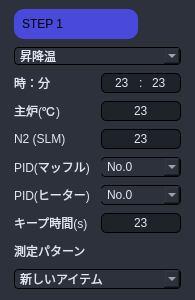
This is Source code/gui_main/gui/widgets/py_pattern/temp_pattern.ui in coolandy345/MS4371 as Qt 5 draws it before an edit. The edited form follows.
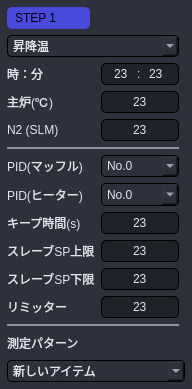
This is the edited form.

```diff
--- a/Source code/gui_main/gui/widgets/py_pattern/temp_pattern.ui
+++ b/Source code/gui_main/gui/widgets/py_pattern/temp_pattern.ui
@@ -6,26 +6,26 @@
    <rect>
     <x>0</x>
     <y>0</y>
-    <width>195</width>
-    <height>300</height>
+    <width>192</width>
+    <height>389</height>
    </rect>
   </property>
   <property name="sizePolicy">
-   <sizepolicy hsizetype="Preferred" vsizetype="Fixed">
+   <sizepolicy hsizetype="Preferred" vsizetype="Preferred">
     <horstretch>0</horstretch>
     <verstretch>0</verstretch>
    </sizepolicy>
   </property>
   <property name="minimumSize">
    <size>
-    <width>195</width>
-    <height>300</height>
+    <width>0</width>
+    <height>0</height>
    </size>
   </property>
   <property name="maximumSize">
    <size>
-    <width>195</width>
-    <height>318</height>
+    <width>16777215</width>
+    <height>16777215</height>
    </size>
   </property>
   <property name="windowTitle">
@@ -48,6 +48,9 @@
    <property name="bottomMargin">
     <number>0</number>
    </property>
+   <property name="spacing">
+    <number>0</number>
+   </property>
    <item row="0" column="0">
     <widget class="QStackedWidget" name="page">
      <property name="styleSheet">
@@ -120,28 +123,218 @@
       </property>
       <layout class="QGridLayout" name="gridLayout_4">
        <property name="leftMargin">
-        <number>9</number>
+        <number>2</number>
        </property>
        <property name="topMargin">
         <number>2</number>
        </property>
        <property name="rightMargin">
-        <number>9</number>
+        <number>2</number>
        </property>
        <property name="bottomMargin">
         <number>2</number>
        </property>
+       <property name="spacing">
+        <number>6</number>
+       </property>
+       <item row="9" column="1">
+        <widget class="QComboBox" name="PID_muffle_comboBox">
+         <property name="sizePolicy">
+          <sizepolicy hsizetype="Preferred" vsizetype="Preferred">
+           <horstretch>0</horstretch>
+           <verstretch>0</verstretch>
+          </sizepolicy>
+         </property>
+         <property name="minimumSize">
+          <size>
+           <width>0</width>
+           <height>0</height>
+          </size>
+         </property>
+         <property name="maximumSize">
+          <size>
+           <width>16777215</width>
+           <height>16777215</height>
+          </size>
+         </property>
+         <property name="styleSheet">
+          <string notr="true">font:12px &quot;游ゴシック&quot;;
+color: rgb(225, 230, 241);
+padding-left:5px;
+padding-right:5px;
+border-width: 1px;
+border-style: solid;
+border-radius: 4px;</string>
+         </property>
+         <property name="currentIndex">
+          <number>0</number>
+         </property>
+         <property name="maxVisibleItems">
+          <number>5</number>
+         </property>
+         <item>
+          <property name="text">
+           <string>No.0</string>
+          </property>
+         </item>
+         <item>
+          <property name="text">
+           <string>No.1</string>
+          </property>
+         </item>
+         <item>
+          <property name="text">
+           <string>No.2</string>
+          </property>
+         </item>
+         <item>
+          <property name="text">
+           <string>No.3</string>
+          </property>
+         </item>
+         <item>
+          <property name="text">
+           <string>No.4</string>
+          </property>
+         </item>
+        </widget>
+       </item>
+       <item row="12" column="1">
+        <widget class="QSpinBox" name="KeepTime_lineEdit_2">
+         <property name="sizePolicy">
+          <sizepolicy hsizetype="Preferred" vsizetype="Preferred">
+           <horstretch>0</horstretch>
+           <verstretch>0</verstretch>
+          </sizepolicy>
+         </property>
+         <property name="minimumSize">
+          <size>
+           <width>0</width>
+           <height>0</height>
+          </size>
+         </property>
+         <property name="maximumSize">
+          <size>
+           <width>16777215</width>
+           <height>16777215</height>
+          </size>
+         </property>
+         <property name="mouseTracking">
+          <bool>false</bool>
+         </property>
+         <property name="styleSheet">
+          <string notr="true">background-color: rgba(0, 0, 0,80);
+color: rgb(225, 230, 241);
+border-width: 1px;
+border-style: solid;
+border-radius: 5px;
+padding-left:5px;
+padding-right:5px;
+font: 12px &quot;游ゴシック&quot;;</string>
+         </property>
+         <property name="frame">
+          <bool>true</bool>
+         </property>
+         <property name="alignment">
+          <set>Qt::AlignCenter</set>
+         </property>
+         <property name="buttonSymbols">
+          <enum>QAbstractSpinBox::NoButtons</enum>
+         </property>
+         <property name="maximum">
+          <number>999</number>
+         </property>
+         <property name="stepType">
+          <enum>QAbstractSpinBox::DefaultStepType</enum>
+         </property>
+         <property name="value">
+          <number>23</number>
+         </property>
+        </widget>
+       </item>
+       <item row="14" column="0">
+        <widget class="QLabel" name="KeepTime_label_4">
+         <property name="minimumSize">
+          <size>
+           <width>0</width>
+           <height>0</height>
+          </size>
+         </property>
+         <property name="maximumSize">
+          <size>
+           <width>16777215</width>
+           <height>16777215</height>
+          </size>
+         </property>
+         <property name="styleSheet">
+          <string notr="true">
+color: rgb(225, 230, 241);
+border:none;</string>
+         </property>
+         <property name="text">
+          <string>リミッター</string>
+         </property>
+        </widget>
+       </item>
+       <item row="10" column="0">
+        <widget class="QLabel" name="PID_heater_label">
+         <property name="minimumSize">
+          <size>
+           <width>0</width>
+           <height>0</height>
+          </size>
+         </property>
+         <property name="maximumSize">
+          <size>
+           <width>16777215</width>
+           <height>16777215</height>
+          </size>
+         </property>
+         <property name="styleSheet">
+          <string notr="true">
+color: rgb(225, 230, 241);
+border:none;</string>
+         </property>
+         <property name="text">
+          <string>PID(ヒーター)</string>
+         </property>
+        </widget>
+       </item>
+       <item row="11" column="0">
+        <widget class="QLabel" name="KeepTime_label_2">
+         <property name="minimumSize">
+          <size>
+           <width>0</width>
+           <height>0</height>
+          </size>
+         </property>
+         <property name="maximumSize">
+          <size>
+           <width>16777215</width>
+           <height>16777215</height>
+          </size>
+         </property>
+         <property name="styleSheet">
+          <string notr="true">
+color: rgb(225, 230, 241);
+border:none;</string>
+         </property>
+         <property name="text">
+          <string>キープ時間(s)</string>
+         </property>
+        </widget>
+       </item>
        <item row="6" column="0">
         <widget class="QLabel" name="N2_label">
          <property name="minimumSize">
           <size>
-           <width>90</width>
+           <width>0</width>
            <height>0</height>
           </size>
          </property>
          <property name="maximumSize">
           <size>
-           <width>90</width>
+           <width>16777215</width>
            <height>16777215</height>
           </size>
          </property>
@@ -155,248 +348,60 @@
          </property>
         </widget>
        </item>
-       <item row="8" column="1" colspan="2">
-        <widget class="QComboBox" name="PID_muffle_comboBox">
-         <property name="minimumSize">
-          <size>
-           <width>80</width>
-           <height>20</height>
-          </size>
+       <item row="21" column="0" colspan="3">
+        <widget class="QComboBox" name="TestPattern_comboBox">
+         <property name="sizePolicy">
+          <sizepolicy hsizetype="Preferred" vsizetype="Preferred">
+           <horstretch>0</horstretch>
+           <verstretch>0</verstretch>
+          </sizepolicy>
          </property>
-         <property name="maximumSize">
-          <size>
-           <width>16777215</width>
-           <height>20</height>
-          </size>
-         </property>
-         <property name="styleSheet">
-          <string notr="true">font:13px &quot;游ゴシック&quot;;
-color: rgb(225, 230, 241);
-padding-left:5px;
-padding-right:5px;
-border-width: 1px;
-border-style: solid;
-border-radius: 4px;</string>
-         </property>
-         <property name="currentIndex">
-          <number>0</number>
-         </property>
-         <property name="maxVisibleItems">
-          <number>5</number>
-         </property>
-         <item>
-          <property name="text">
-           <string>No.0</string>
-          </property>
-         </item>
-         <item>
-          <property name="text">
-           <string>No.1</string>
-          </property>
-         </item>
-         <item>
-          <property name="text">
-           <string>No.2</string>
-          </property>
-         </item>
-         <item>
-          <property name="text">
-           <string>No.3</string>
-          </property>
-         </item>
-         <item>
-          <property name="text">
-           <string>No.4</string>
-          </property>
-         </item>
-        </widget>
-       </item>
-       <item row="5" column="1" colspan="2">
-        <widget class="QSpinBox" name="SV_lineEdit">
          <property name="minimumSize">
           <size>
-           <width>80</width>
-           <height>20</height>
-          </size>
-         </property>
-         <property name="maximumSize">
-          <size>
-           <width>16777215</width>
-           <height>20</height>
-          </size>
-         </property>
-         <property name="mouseTracking">
-          <bool>false</bool>
-         </property>
-         <property name="styleSheet">
-          <string notr="true">background-color: rgba(0, 0, 0,80);
-color: rgb(225, 230, 241);
-border-width: 1px;
-border-style: solid;
-border-radius: 5px;
-padding-left:5px;
-padding-right:5px;
-font: 12px &quot;游ゴシック&quot;;</string>
-         </property>
-         <property name="frame">
-          <bool>true</bool>
-         </property>
-         <property name="alignment">
-          <set>Qt::AlignCenter</set>
-         </property>
-         <property name="buttonSymbols">
-          <enum>QAbstractSpinBox::NoButtons</enum>
-         </property>
-         <property name="maximum">
-          <number>999</number>
-         </property>
-         <property name="stepType">
-          <enum>QAbstractSpinBox::DefaultStepType</enum>
-         </property>
-         <property name="value">
-          <number>23</number>
-         </property>
-        </widget>
-       </item>
-       <item row="9" column="1" colspan="2">
-        <widget class="QComboBox" name="PID_heater_comboBox">
-         <property name="minimumSize">
-          <size>
-           <width>80</width>
-           <height>20</height>
-          </size>
-         </property>
-         <property name="maximumSize">
-          <size>
-           <width>16777215</width>
-           <height>20</height>
-          </size>
-         </property>
-         <property name="styleSheet">
-          <string notr="true">font:13px &quot;游ゴシック&quot;;
-color: rgb(225, 230, 241);
-padding-left:5px;
-padding-right:5px;
-border-width: 1px;
-border-style: solid;
-border-radius: 4px;</string>
-         </property>
-         <property name="currentIndex">
-          <number>0</number>
-         </property>
-         <property name="maxVisibleItems">
-          <number>5</number>
-         </property>
-         <item>
-          <property name="text">
-           <string>No.0</string>
-          </property>
-         </item>
-         <item>
-          <property name="text">
-           <string>No.1</string>
-          </property>
-         </item>
-         <item>
-          <property name="text">
-           <string>No.2</string>
-          </property>
-         </item>
-         <item>
-          <property name="text">
-           <string>No.3</string>
-          </property>
-         </item>
-         <item>
-          <property name="text">
-           <string>No.4</string>
-          </property>
-         </item>
-        </widget>
-       </item>
-       <item row="2" column="0">
-        <widget class="QLabel" name="Time_label">
-         <property name="minimumSize">
-          <size>
-           <width>80</width>
+           <width>0</width>
            <height>0</height>
           </size>
          </property>
          <property name="maximumSize">
           <size>
-           <width>80</width>
+           <width>16777215</width>
            <height>16777215</height>
           </size>
          </property>
          <property name="styleSheet">
           <string notr="true">font:13px &quot;游ゴシック&quot;;
 color: rgb(225, 230, 241);
-border:none;</string>
-         </property>
-         <property name="text">
-          <string>時：分</string>
-         </property>
-        </widget>
-       </item>
-       <item row="6" column="1" colspan="2">
-        <widget class="QSpinBox" name="N2_lineEdit">
-         <property name="minimumSize">
-          <size>
-           <width>80</width>
-           <height>20</height>
-          </size>
-         </property>
-         <property name="maximumSize">
-          <size>
-           <width>16777215</width>
-           <height>20</height>
-          </size>
-         </property>
-         <property name="mouseTracking">
-          <bool>false</bool>
-         </property>
-         <property name="styleSheet">
-          <string notr="true">background-color: rgba(0, 0, 0,80);
-color: rgb(225, 230, 241);
-border-width: 1px;
-border-style: solid;
-border-radius: 5px;
 padding-left:5px;
 padding-right:5px;
-font: 12px &quot;游ゴシック&quot;;</string>
+border-width: 1px;
+border-style: solid;
+border-radius: 4px;</string>
          </property>
-         <property name="frame">
-          <bool>true</bool>
+         <property name="currentIndex">
+          <number>0</number>
          </property>
-         <property name="alignment">
-          <set>Qt::AlignCenter</set>
+         <property name="maxVisibleItems">
+          <number>5</number>
          </property>
-         <property name="buttonSymbols">
-          <enum>QAbstractSpinBox::NoButtons</enum>
-         </property>
-         <property name="maximum">
-          <number>999</number>
-         </property>
-         <property name="stepType">
-          <enum>QAbstractSpinBox::DefaultStepType</enum>
-         </property>
-         <property name="value">
-          <number>23</number>
-         </property>
+         <item>
+          <property name="text">
+           <string>新しいアイテム</string>
+          </property>
+         </item>
         </widget>
        </item>
-       <item row="2" column="1" colspan="2">
+       <item row="2" column="1">
         <widget class="QFrame" name="time_frame">
          <property name="minimumSize">
           <size>
-           <width>80</width>
-           <height>20</height>
+           <width>0</width>
+           <height>0</height>
           </size>
          </property>
          <property name="maximumSize">
           <size>
            <width>16777215</width>
-           <height>20</height>
+           <height>16777215</height>
           </size>
          </property>
          <property name="styleSheet">
@@ -439,13 +444,13 @@
             <property name="minimumSize">
              <size>
               <width>18</width>
-              <height>18</height>
+              <height>0</height>
              </size>
             </property>
             <property name="maximumSize">
              <size>
               <width>18</width>
-              <height>18</height>
+              <height>16777215</height>
              </size>
             </property>
             <property name="mouseTracking">
@@ -480,7 +485,7 @@
             <property name="maximumSize">
              <size>
               <width>3</width>
-              <height>18</height>
+              <height>16777215</height>
              </size>
             </property>
             <property name="styleSheet">
@@ -503,13 +508,13 @@
             <property name="minimumSize">
              <size>
               <width>18</width>
-              <height>18</height>
+              <height>0</height>
              </size>
             </property>
             <property name="maximumSize">
              <size>
               <width>18</width>
-              <height>18</height>
+              <height>16777215</height>
              </size>
             </property>
             <property name="mouseTracking">
@@ -542,44 +547,17 @@
          </layout>
         </widget>
        </item>
-       <item row="0" column="0" colspan="2">
-        <widget class="QLabel" name="Step_label">
+       <item row="2" column="0">
+        <widget class="QLabel" name="Time_label">
          <property name="minimumSize">
           <size>
            <width>0</width>
-           <height>30</height>
-          </size>
-         </property>
-         <property name="maximumSize">
-          <size>
-           <width>16777215</width>
-           <height>30</height>
-          </size>
-         </property>
-         <property name="styleSheet">
-          <string notr="true">font:17px &quot;游ゴシック&quot;;
-color: rgb(0, 0, 0);
-padding-left:5px;
-
-background-color: rgb(73, 73, 220);
-border:none;</string>
-         </property>
-         <property name="text">
-          <string>STEP 1</string>
-         </property>
-        </widget>
-       </item>
-       <item row="9" column="0">
-        <widget class="QLabel" name="PID_heater_label">
-         <property name="minimumSize">
-          <size>
-           <width>90</width>
            <height>0</height>
           </size>
          </property>
          <property name="maximumSize">
           <size>
-           <width>90</width>
+           <width>16777215</width>
            <height>16777215</height>
           </size>
          </property>
@@ -589,50 +567,53 @@
 border:none;</string>
          </property>
          <property name="text">
-          <string>PID(ヒーター)</string>
+          <string>時：分</string>
          </property>
         </widget>
        </item>
-       <item row="1" column="0" colspan="3">
-        <widget class="QComboBox" name="Type_comboBox">
+       <item row="7" column="0" colspan="2">
+        <widget class="QFrame" name="frame_5">
+         <property name="minimumSize">
+          <size>
+           <width>0</width>
+           <height>2</height>
+          </size>
+         </property>
+         <property name="maximumSize">
+          <size>
+           <width>16777215</width>
+           <height>2</height>
+          </size>
+         </property>
          <property name="styleSheet">
-          <string notr="true">font:13px &quot;游ゴシック&quot;;
-color: rgb(225, 230, 241);
-padding-left:5px;
-padding-right:5px;
-border-width: 1px;
-border-style: solid;
-border-radius: 4px;</string>
+          <string notr="true">background-color: rgb(141, 145, 156);</string>
          </property>
-         <item>
-          <property name="text">
-           <string>昇降温</string>
-          </property>
-         </item>
-         <item>
-          <property name="text">
-           <string>測定</string>
-          </property>
-         </item>
-         <item>
-          <property name="text">
-           <string>END</string>
-          </property>
-         </item>
+         <property name="frameShape">
+          <enum>QFrame::StyledPanel</enum>
+         </property>
+         <property name="frameShadow">
+          <enum>QFrame::Raised</enum>
+         </property>
         </widget>
        </item>
-       <item row="12" column="1" colspan="2">
+       <item row="11" column="1">
         <widget class="QSpinBox" name="KeepTime_lineEdit">
+         <property name="sizePolicy">
+          <sizepolicy hsizetype="Preferred" vsizetype="Preferred">
+           <horstretch>0</horstretch>
+           <verstretch>0</verstretch>
+          </sizepolicy>
+         </property>
          <property name="minimumSize">
           <size>
-           <width>80</width>
-           <height>20</height>
+           <width>0</width>
+           <height>0</height>
           </size>
          </property>
          <property name="maximumSize">
           <size>
            <width>16777215</width>
-           <height>20</height>
+           <height>16777215</height>
           </size>
          </property>
          <property name="mouseTracking">
@@ -668,17 +649,118 @@
          </property>
         </widget>
        </item>
+       <item row="13" column="1">
+        <widget class="QSpinBox" name="KeepTime_lineEdit_3">
+         <property name="sizePolicy">
+          <sizepolicy hsizetype="Preferred" vsizetype="Preferred">
+           <horstretch>0</horstretch>
+           <verstretch>0</verstretch>
+          </sizepolicy>
+         </property>
+         <property name="minimumSize">
+          <size>
+           <width>0</width>
+           <height>0</height>
+          </size>
+         </property>
+         <property name="maximumSize">
+          <size>
+           <width>16777215</width>
+           <height>16777215</height>
+          </size>
+         </property>
+         <property name="mouseTracking">
+          <bool>false</bool>
+         </property>
+         <property name="styleSheet">
+          <string notr="true">background-color: rgba(0, 0, 0,80);
+color: rgb(225, 230, 241);
+border-width: 1px;
+border-style: solid;
+border-radius: 5px;
+padding-left:5px;
+padding-right:5px;
+font: 12px &quot;游ゴシック&quot;;</string>
+         </property>
+         <property name="frame">
+          <bool>true</bool>
+         </property>
+         <property name="alignment">
+          <set>Qt::AlignCenter</set>
+         </property>
+         <property name="buttonSymbols">
+          <enum>QAbstractSpinBox::NoButtons</enum>
+         </property>
+         <property name="maximum">
+          <number>999</number>
+         </property>
+         <property name="stepType">
+          <enum>QAbstractSpinBox::DefaultStepType</enum>
+         </property>
+         <property name="value">
+          <number>23</number>
+         </property>
+        </widget>
+       </item>
+       <item row="9" column="0">
+        <widget class="QLabel" name="PID_muffle_label">
+         <property name="minimumSize">
+          <size>
+           <width>0</width>
+           <height>0</height>
+          </size>
+         </property>
+         <property name="maximumSize">
+          <size>
+           <width>16777215</width>
+           <height>16777215</height>
+          </size>
+         </property>
+         <property name="styleSheet">
+          <string notr="true">
+color: rgb(225, 230, 241);
+border:none;</string>
+         </property>
+         <property name="text">
+          <string>PID(マッフル)</string>
+         </property>
+        </widget>
+       </item>
+       <item row="13" column="0">
+        <widget class="QLabel" name="KeepTime_label_5">
+         <property name="minimumSize">
+          <size>
+           <width>0</width>
+           <height>0</height>
+          </size>
+         </property>
+         <property name="maximumSize">
+          <size>
+           <width>16777215</width>
+           <height>16777215</height>
+          </size>
+         </property>
+         <property name="styleSheet">
+          <string notr="true">
+color: rgb(225, 230, 241);
+border:none;</string>
+         </property>
+         <property name="text">
+          <string>スレーブSP下限</string>
+         </property>
+        </widget>
+       </item>
        <item row="5" column="0">
         <widget class="QLabel" name="SV_label">
          <property name="minimumSize">
           <size>
-           <width>80</width>
+           <width>0</width>
            <height>0</height>
           </size>
          </property>
          <property name="maximumSize">
           <size>
-           <width>80</width>
+           <width>16777215</width>
            <height>16777215</height>
           </size>
          </property>
@@ -692,17 +774,148 @@
          </property>
         </widget>
        </item>
+       <item row="6" column="1">
+        <widget class="QSpinBox" name="N2_lineEdit">
+         <property name="sizePolicy">
+          <sizepolicy hsizetype="Preferred" vsizetype="Preferred">
+           <horstretch>0</horstretch>
+           <verstretch>0</verstretch>
+          </sizepolicy>
+         </property>
+         <property name="minimumSize">
+          <size>
+           <width>0</width>
+           <height>0</height>
+          </size>
+         </property>
+         <property name="maximumSize">
+          <size>
+           <width>16777215</width>
+           <height>16777215</height>
+          </size>
+         </property>
+         <property name="mouseTracking">
+          <bool>false</bool>
+         </property>
+         <property name="styleSheet">
+          <string notr="true">background-color: rgba(0, 0, 0,80);
+color: rgb(225, 230, 241);
+border-width: 1px;
+border-style: solid;
+border-radius: 5px;
+padding-left:5px;
+padding-right:5px;
+font: 12px &quot;游ゴシック&quot;;</string>
+         </property>
+         <property name="frame">
+          <bool>true</bool>
+         </property>
+         <property name="alignment">
+          <set>Qt::AlignCenter</set>
+         </property>
+         <property name="buttonSymbols">
+          <enum>QAbstractSpinBox::NoButtons</enum>
+         </property>
+         <property name="maximum">
+          <number>999</number>
+         </property>
+         <property name="stepType">
+          <enum>QAbstractSpinBox::DefaultStepType</enum>
+         </property>
+         <property name="value">
+          <number>23</number>
+         </property>
+        </widget>
+       </item>
+       <item row="15" column="0" colspan="2">
+        <widget class="QFrame" name="frame_4">
+         <property name="minimumSize">
+          <size>
+           <width>0</width>
+           <height>2</height>
+          </size>
+         </property>
+         <property name="maximumSize">
+          <size>
+           <width>16777215</width>
+           <height>2</height>
+          </size>
+         </property>
+         <property name="styleSheet">
+          <string notr="true">background-color: rgb(141, 145, 156);</string>
+         </property>
+         <property name="frameShape">
+          <enum>QFrame::StyledPanel</enum>
+         </property>
+         <property name="frameShadow">
+          <enum>QFrame::Raised</enum>
+         </property>
+        </widget>
+       </item>
+       <item row="14" column="1">
+        <widget class="QSpinBox" name="KeepTime_lineEdit_4">
+         <property name="sizePolicy">
+          <sizepolicy hsizetype="Preferred" vsizetype="Preferred">
+           <horstretch>0</horstretch>
+           <verstretch>0</verstretch>
+          </sizepolicy>
+         </property>
+         <property name="minimumSize">
+          <size>
+           <width>0</width>
+           <height>0</height>
+          </size>
+         </property>
+         <property name="maximumSize">
+          <size>
+           <width>16777215</width>
+           <height>16777215</height>
+          </size>
+         </property>
+         <property name="mouseTracking">
+          <bool>false</bool>
+         </property>
+         <property name="styleSheet">
+          <string notr="true">background-color: rgba(0, 0, 0,80);
+color: rgb(225, 230, 241);
+border-width: 1px;
+border-style: solid;
+border-radius: 5px;
+padding-left:5px;
+padding-right:5px;
+font: 12px &quot;游ゴシック&quot;;</string>
+         </property>
+         <property name="frame">
+          <bool>true</bool>
+         </property>
+         <property name="alignment">
+          <set>Qt::AlignCenter</set>
+         </property>
+         <property name="buttonSymbols">
+          <enum>QAbstractSpinBox::NoButtons</enum>
+         </property>
+         <property name="maximum">
+          <number>999</number>
+         </property>
+         <property name="stepType">
+          <enum>QAbstractSpinBox::DefaultStepType</enum>
+         </property>
+         <property name="value">
+          <number>23</number>
+         </property>
+        </widget>
+       </item>
        <item row="12" column="0">
         <widget class="QLabel" name="KeepTime_label">
          <property name="minimumSize">
           <size>
-           <width>80</width>
+           <width>0</width>
            <height>0</height>
           </size>
          </property>
          <property name="maximumSize">
           <size>
-           <width>80</width>
+           <width>16777215</width>
            <height>16777215</height>
           </size>
          </property>
@@ -712,78 +925,22 @@
 border:none;</string>
          </property>
          <property name="text">
-          <string>キープ時間(s)</string>
+          <string>スレーブSP上限</string>
          </property>
         </widget>
        </item>
-       <item row="0" column="2">
-        <widget class="QFrame" name="frame_3">
-         <property name="styleSheet">
-          <string notr="true">border:none;
-border-radius: 2px;
-</string>
-         </property>
-         <property name="frameShape">
-          <enum>QFrame::StyledPanel</enum>
-         </property>
-         <property name="frameShadow">
-          <enum>QFrame::Raised</enum>
-         </property>
-         <layout class="QGridLayout" name="gridLayout_6">
-          <property name="leftMargin">
-           <number>0</number>
-          </property>
-          <property name="topMargin">
-           <number>0</number>
-          </property>
-          <property name="rightMargin">
-           <number>0</number>
-          </property>
-          <property name="bottomMargin">
-           <number>0</number>
-          </property>
-          <property name="spacing">
-           <number>0</number>
-          </property>
-         </layout>
-        </widget>
-       </item>
-       <item row="8" column="0">
-        <widget class="QLabel" name="PID_muffle_label">
-         <property name="minimumSize">
-          <size>
-           <width>90</width>
-           <height>0</height>
-          </size>
-         </property>
-         <property name="maximumSize">
-          <size>
-           <width>90</width>
-           <height>16777215</height>
-          </size>
-         </property>
-         <property name="styleSheet">
-          <string notr="true">font:13px &quot;游ゴシック&quot;;
-color: rgb(225, 230, 241);
-border:none;</string>
-         </property>
-         <property name="text">
-          <string>PID(マッフル)</string>
-         </property>
-        </widget>
-       </item>
-       <item row="15" column="0">
+       <item row="19" column="0" colspan="2">
         <widget class="QLabel" name="TestPattern_label">
          <property name="minimumSize">
           <size>
-           <width>80</width>
+           <width>0</width>
            <height>0</height>
           </size>
          </property>
          <property name="maximumSize">
           <size>
-           <width>80</width>
-           <height>20</height>
+           <width>16777215</width>
+           <height>16777215</height>
           </size>
          </property>
          <property name="styleSheet">
@@ -796,18 +953,24 @@
          </property>
         </widget>
        </item>
-       <item row="17" column="0" colspan="3">
-        <widget class="QComboBox" name="TestPattern_comboBox">
+       <item row="10" column="1">
+        <widget class="QComboBox" name="PID_heater_comboBox">
+         <property name="sizePolicy">
+          <sizepolicy hsizetype="Preferred" vsizetype="Preferred">
+           <horstretch>0</horstretch>
+           <verstretch>0</verstretch>
+          </sizepolicy>
+         </property>
          <property name="minimumSize">
           <size>
-           <width>80</width>
-           <height>20</height>
+           <width>0</width>
+           <height>0</height>
           </size>
          </property>
          <property name="maximumSize">
           <size>
            <width>16777215</width>
-           <height>20</height>
+           <height>16777215</height>
           </size>
          </property>
          <property name="styleSheet">
@@ -827,9 +990,220 @@
          </property>
          <item>
           <property name="text">
-           <string>新しいアイテム</string>
+           <string>No.0</string>
           </property>
          </item>
+         <item>
+          <property name="text">
+           <string>No.1</string>
+          </property>
+         </item>
+         <item>
+          <property name="text">
+           <string>No.2</string>
+          </property>
+         </item>
+         <item>
+          <property name="text">
+           <string>No.3</string>
+          </property>
+         </item>
+         <item>
+          <property name="text">
+           <string>No.4</string>
+          </property>
+         </item>
+        </widget>
+       </item>
+       <item row="1" column="0" colspan="2">
+        <widget class="QComboBox" name="Type_comboBox">
+         <property name="sizePolicy">
+          <sizepolicy hsizetype="Preferred" vsizetype="Preferred">
+           <horstretch>0</horstretch>
+           <verstretch>0</verstretch>
+          </sizepolicy>
+         </property>
+         <property name="styleSheet">
+          <string notr="true">font:12px &quot;游ゴシック&quot;;
+color: rgb(225, 230, 241);
+padding-left:5px;
+padding-right:5px;
+border-width: 1px;
+border-style: solid;
+border-radius: 4px;</string>
+         </property>
+         <item>
+          <property name="text">
+           <string>昇降温</string>
+          </property>
+         </item>
+         <item>
+          <property name="text">
+           <string>測定</string>
+          </property>
+         </item>
+         <item>
+          <property name="text">
+           <string>END</string>
+          </property>
+         </item>
+        </widget>
+       </item>
+       <item row="0" column="0" colspan="2">
+        <widget class="QFrame" name="frame_2">
+         <property name="minimumSize">
+          <size>
+           <width>0</width>
+           <height>0</height>
+          </size>
+         </property>
+         <property name="frameShape">
+          <enum>QFrame::StyledPanel</enum>
+         </property>
+         <property name="frameShadow">
+          <enum>QFrame::Raised</enum>
+         </property>
+         <layout class="QHBoxLayout" name="horizontalLayout_2">
+          <property name="spacing">
+           <number>6</number>
+          </property>
+          <property name="leftMargin">
+           <number>0</number>
+          </property>
+          <property name="topMargin">
+           <number>0</number>
+          </property>
+          <property name="rightMargin">
+           <number>0</number>
+          </property>
+          <property name="bottomMargin">
+           <number>0</number>
+          </property>
+          <item>
+           <widget class="QLabel" name="Step_label">
+            <property name="minimumSize">
+             <size>
+              <width>0</width>
+              <height>0</height>
+             </size>
+            </property>
+            <property name="maximumSize">
+             <size>
+              <width>16777215</width>
+              <height>16777215</height>
+             </size>
+            </property>
+            <property name="styleSheet">
+             <string notr="true">font:17px &quot;游ゴシック&quot;;
+color: rgb(0, 0, 0);
+padding-left:5px;
+border-radius: 5px;
+background-color: rgb(73, 73, 220);
+border:none;</string>
+            </property>
+            <property name="text">
+             <string>STEP 1</string>
+            </property>
+           </widget>
+          </item>
+          <item>
+           <widget class="QFrame" name="frame_3">
+            <property name="minimumSize">
+             <size>
+              <width>0</width>
+              <height>0</height>
+             </size>
+            </property>
+            <property name="maximumSize">
+             <size>
+              <width>16777215</width>
+              <height>16777215</height>
+             </size>
+            </property>
+            <property name="styleSheet">
+             <string notr="true">border:none;
+border-radius: 2px;
+</string>
+            </property>
+            <property name="frameShape">
+             <enum>QFrame::StyledPanel</enum>
+            </property>
+            <property name="frameShadow">
+             <enum>QFrame::Raised</enum>
+            </property>
+            <layout class="QGridLayout" name="gridLayout_6">
+             <property name="leftMargin">
+              <number>0</number>
+             </property>
+             <property name="topMargin">
+              <number>0</number>
+             </property>
+             <property name="rightMargin">
+              <number>0</number>
+             </property>
+             <property name="bottomMargin">
+              <number>0</number>
+             </property>
+             <property name="spacing">
+              <number>0</number>
+             </property>
+            </layout>
+           </widget>
+          </item>
+         </layout>
+        </widget>
+       </item>
+       <item row="5" column="1">
+        <widget class="QSpinBox" name="SV_lineEdit">
+         <property name="sizePolicy">
+          <sizepolicy hsizetype="Preferred" vsizetype="Preferred">
+           <horstretch>0</horstretch>
+           <verstretch>0</verstretch>
+          </sizepolicy>
+         </property>
+         <property name="minimumSize">
+          <size>
+           <width>0</width>
+           <height>0</height>
+          </size>
+         </property>
+         <property name="maximumSize">
+          <size>
+           <width>16777215</width>
+           <height>16777215</height>
+          </size>
+         </property>
+         <property name="mouseTracking">
+          <bool>false</bool>
+         </property>
+         <property name="styleSheet">
+          <string notr="true">background-color: rgba(0, 0, 0,80);
+color: rgb(225, 230, 241);
+border-width: 1px;
+border-style: solid;
+border-radius: 5px;
+padding-left:5px;
+padding-right:5px;
+font: 12px &quot;游ゴシック&quot;;</string>
+         </property>
+         <property name="frame">
+          <bool>true</bool>
+         </property>
+         <property name="alignment">
+          <set>Qt::AlignCenter</set>
+         </property>
+         <property name="buttonSymbols">
+          <enum>QAbstractSpinBox::NoButtons</enum>
+         </property>
+         <property name="maximum">
+          <number>999</number>
+         </property>
+         <property name="stepType">
+          <enum>QAbstractSpinBox::DefaultStepType</enum>
+         </property>
+         <property name="value">
+          <number>23</number>
+         </property>
         </widget>
        </item>
       </layout>
```
Left out of the diff: 19 changed lines with no effect on the pictures.
